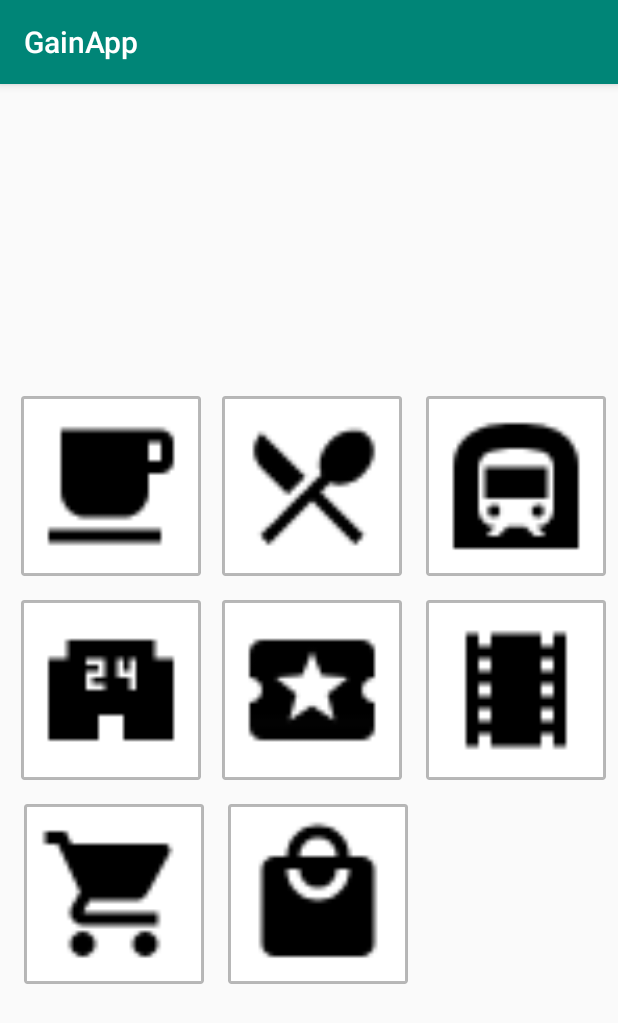
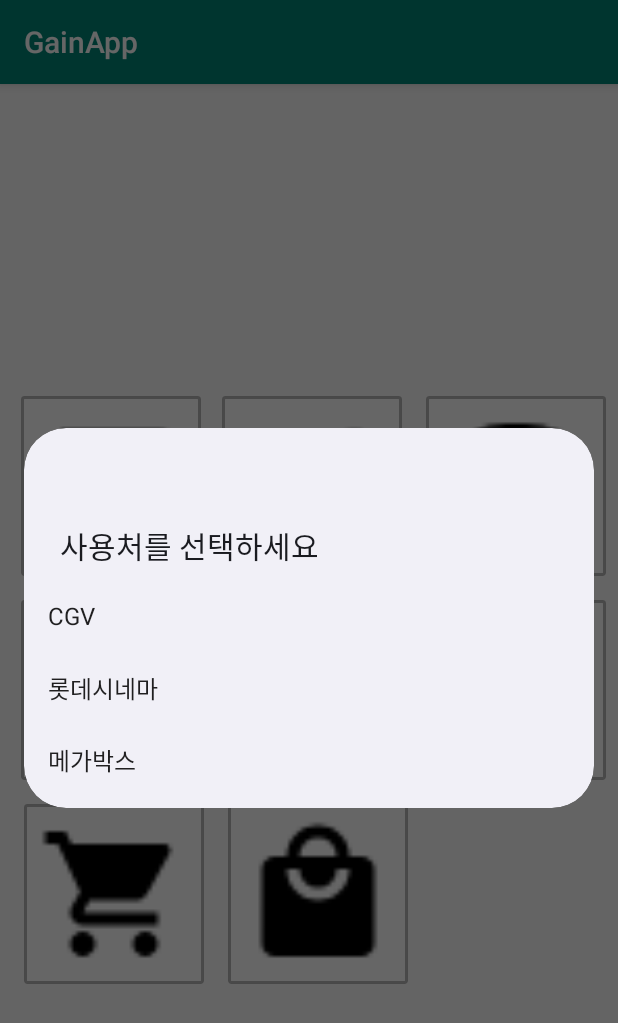
Before and after one commit to alom-sejong/TeamA, an Android app: the CategoryActivity screen opened directly, with no data from a screen before it, after a tap on an icon or button, on a phone screen of 412 x 824 dp. Shown: the top 1023 px of the screen. Run offline under Robolectric (Android 15) with nearby library versions, the phone set to English and light mode, and no system bars; libraries missing offline, so code that uses them is left out: cn.trinea.android; plain views replace AutoScrollViewPager; pictures from the network do not load; 4 statements that could not run were skipped.

Commit message:
category

```diff
--- a/app/src/main/java/com/alomateam/gainapp/Pay/CategoryActivity.java
+++ b/app/src/main/java/com/alomateam/gainapp/Pay/CategoryActivity.java
@@ -1,23 +1,25 @@
 package com.alomateam.gainapp.Pay;
 
+import android.app.Activity;
+import android.content.DialogInterface;
+import android.content.Intent;
 import android.os.Build;
 import android.support.annotation.RequiresApi;
+import android.support.v7.app.AlertDialog;
 import android.support.v7.app.AppCompatActivity;
 import android.os.Bundle;
 import android.view.View;
 import android.widget.ImageView;
 import android.widget.Toast;
-
 import com.alomateam.gainapp.R;
-
 import java.util.ArrayList;
-
 import cn.trinea.android.view.autoscrollviewpager.AutoScrollViewPager;
 
 public class CategoryActivity extends AppCompatActivity {
 
     AutoScrollViewPager autoViewPager;
     ImageView category[] = new ImageView[8];
+    ArrayList<CharSequence[]> charSequences = new ArrayList<>();
 
     @RequiresApi(api = Build.VERSION_CODES.LOLLIPOP)
     @Override
@@ -25,18 +27,27 @@ public class CategoryActivity extends AppCompatActivity {
         super.onCreate(savedInstanceState);
         setContentView(R.layout.activity_category);
 
-        ArrayList<String> data = new ArrayList<>(); //이미지 url를 저장하는 arraylist
-        data.add("https://upload.wikimedia.org/wikipedia/en/thumb/2/24/SpongeBob_SquarePants_logo.svg/1200px-SpongeBob_SquarePants_logo.svg.png");
-        data.add("http://nick.mtvnimages.com/nick/promos-thumbs/videos/spongebob-squarepants/rainbow-meme-video/spongebob-rainbow-meme-video-16x9.jpg?quality=0.60");
-        data.add("http://nick.mtvnimages.com/nick/video/images/nick/sb-053-16x9.jpg?maxdimension=&quality=0.60");
-        data.add("https://www.gannett-cdn.com/-mm-/60f7e37cc9fdd931c890c156949aafce3b65fd8c/c=243-0-1437-898&r=x408&c=540x405/local/-/media/2017/03/14/USATODAY/USATODAY/636250854246773757-XXX-IMG-WTW-SPONGEBOB01-0105-1-1-NC9J38E8.JPG");
+        final ArrayList<String> data = new ArrayList<>();
+        data.add("https://github.com/alom-sejong/TeamA/raw/master/app/src/main/res/drawable/slide_1.png");
+        data.add("https://github.com/alom-sejong/TeamA/raw/master/app/src/main/res/drawable/slide_2.png");
+        data.add("https://github.com/alom-sejong/TeamA/raw/master/app/src/main/res/drawable/slide_3.png");
+        data.add("https://github.com/alom-sejong/TeamA/raw/master/app/src/main/res/drawable/slide_4.png");
 
         autoViewPager = (AutoScrollViewPager)findViewById(R.id.autoViewPager);
         AutoScrollAdapter scrollAdapter = new AutoScrollAdapter(this, data);
-        autoViewPager.setAdapter(scrollAdapter); //Auto Viewpager에 Adapter 장착
-        autoViewPager.setInterval(5000); // 페이지 넘어갈 시간 간격 설정
-        autoViewPager.startAutoScroll(); //Auto Scroll 시작
+        autoViewPager.setAdapter(scrollAdapter);
+        autoViewPager.setInterval(5000);
+        autoViewPager.startAutoScroll();
 
+        final AlertDialog.Builder dialog = new AlertDialog.Builder(this, android.R.style.Theme_DeviceDefault_Light_Dialog_Alert);
+        charSequences.add(new CharSequence[] {"스타벅스", "커피빈", "그외"});
+        charSequences.add(new CharSequence[] {"아웃백", "VIPS", "TGIF", "세븐스프링스", "그외"});
+        charSequences.add(new CharSequence[]{"CGV", "롯데시네마", "메가박스"});
+        charSequences.add(new CharSequence[]{"지하철/버스", "택시"});
+        charSequences.add(new CharSequence[]{"이마트","롯데마트","홈플러스","그외"});
+        charSequences.add(new CharSequence[]{"GS25", "CU", "세븐일레븐", "그외"});
+        charSequences.add(new CharSequence[]{"롯데월드", "에버랜드", "서울랜드"});
+        charSequences.add(new CharSequence[]{"쿠팡", "위메프", "티"});
 
         for(int i = 0; i < 8; i++){
             category[i] = findViewById(R.id.ca_1 + i);
@@ -44,7 +55,15 @@ public class CategoryActivity extends AppCompatActivity {
             category[i].setOnClickListener(new View.OnClickListener() {
                 @Override
                 public void onClick(View view) {
-                    Toast.makeText(getApplicationContext(),  k+ " clicked", Toast.LENGTH_SHORT).show();
+                    dialog.setTitle("사용처를 선택하세요").setItems(charSequences.get(k), new DialogInterface.OnClickListener() {
+                        @Override
+                        public void onClick(DialogInterface dialogInterface, int i) {
+                            Toast.makeText(getApplicationContext(), charSequences.get(k)[i], Toast.LENGTH_SHORT).show();
+                            Intent intent = new Intent(CategoryActivity.this, PayActivity.class);
+                            intent.putExtra("value", charSequences.get(k)[i].toString());
+                            startActivity(intent);
+                        }
+                    }).setCancelable(true).show();
                 }
             });
         }
```
